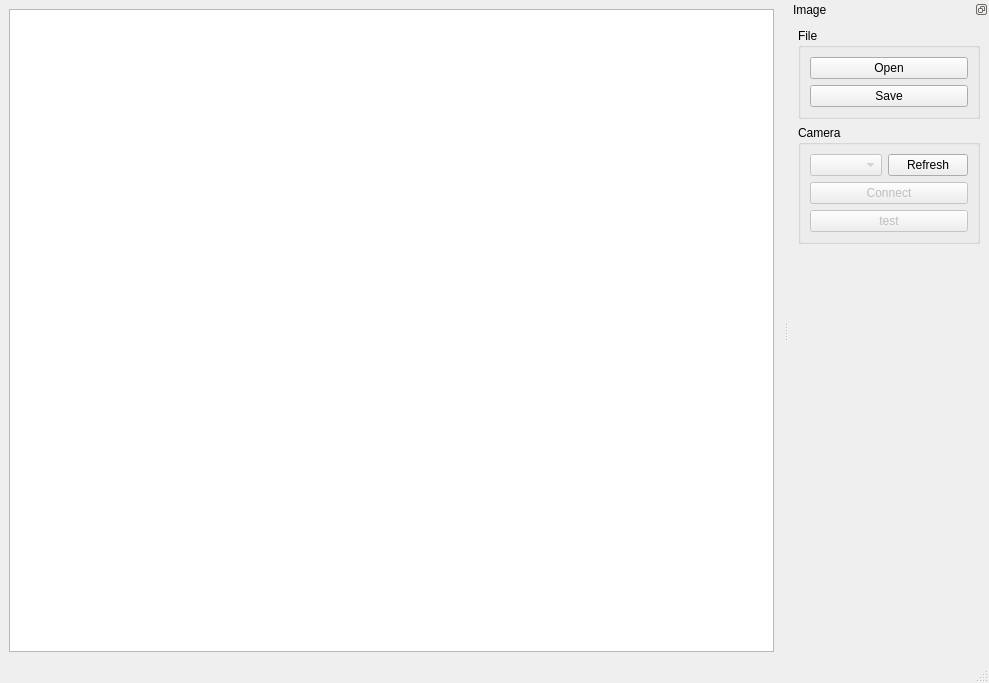
Before: the Qt Designer form acquisition/andor/direct_manip.ui in zachrahan/zplab, drawn with Qt 5.
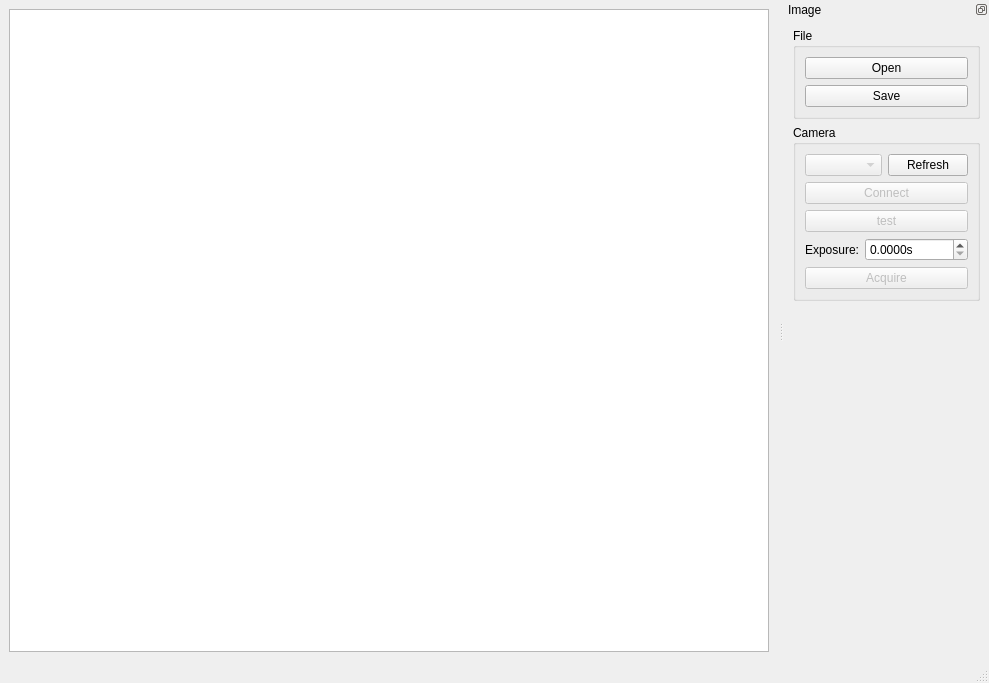
After: the same form once the commit is applied.

```diff
--- a/acquisition/andor/direct_manip.ui
+++ b/acquisition/andor/direct_manip.ui
@@ -131,6 +131,49 @@
           </property>
          </widget>
         </item>
+        <item>
+         <layout class="QHBoxLayout" name="horizontalLayout_3">
+          <item>
+           <widget class="QLabel" name="exposureTimeLabel">
+            <property name="text">
+             <string>Exposure:</string>
+            </property>
+           </widget>
+          </item>
+          <item>
+           <widget class="QDoubleSpinBox" name="exposureTimeSpinBox">
+            <property name="sizePolicy">
+             <sizepolicy hsizetype="Expanding" vsizetype="Fixed">
+              <horstretch>0</horstretch>
+              <verstretch>0</verstretch>
+             </sizepolicy>
+            </property>
+            <property name="suffix">
+             <string>s</string>
+            </property>
+            <property name="decimals">
+             <number>4</number>
+            </property>
+            <property name="maximum">
+             <double>9999999.000000000000000</double>
+            </property>
+           </widget>
+          </item>
+         </layout>
+        </item>
+        <item>
+         <widget class="QPushButton" name="acquireButton">
+          <property name="enabled">
+           <bool>false</bool>
+          </property>
+          <property name="toolTip">
+           <string>Expose for specified time and get resulting image</string>
+          </property>
+          <property name="text">
+           <string>Acquire</string>
+          </property>
+         </widget>
+        </item>
        </layout>
       </widget>
      </item>
```
Left out of the diff: 17 changed lines with no effect on the pictures.
